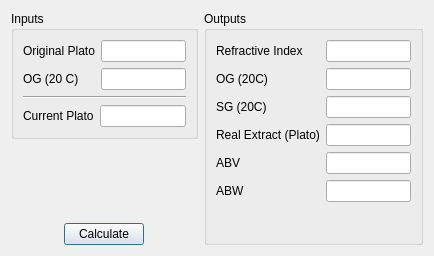
The window that ui/refractoDialog.ui (Brewken/brewken) describes before a commit, drawn with Qt 5.
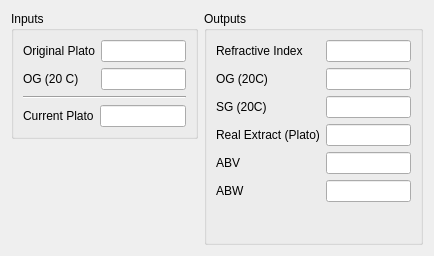
The same window after the commit. Custom widgets are drawn as their Qt base class.

```diff
--- a/ui/refractoDialog.ui
+++ b/ui/refractoDialog.ui
@@ -134,15 +134,10 @@
         <number>0</number>
        </property>
        <item>
-        <widget class="QPushButton" name="pushButton_calculate">
-         <property name="sizePolicy">
-          <sizepolicy hsizetype="Fixed" vsizetype="Fixed">
-           <horstretch>0</horstretch>
-           <verstretch>0</verstretch>
-          </sizepolicy>
-         </property>
-         <property name="text">
-          <string>Calculate</string>
+        <!-- Shown if the original gravity and original Plato that the user entered don't agree -->
+        <widget class="QLabel" name="label_warning">
+         <property name="wordWrap">
+          <bool>true</bool>
          </property>
         </widget>
        </item>
```
Left out of the diff: 1 changed line with no effect on the pictures.
